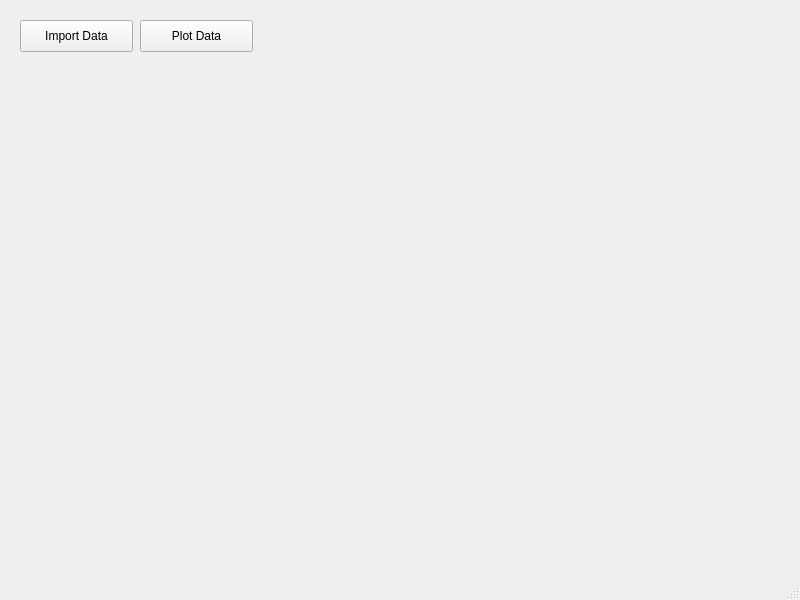
SasView/sasview, file src/sas/qtgui/Utilities/MuMagTool/UI/MuMagUI.ui: the form before one commit.
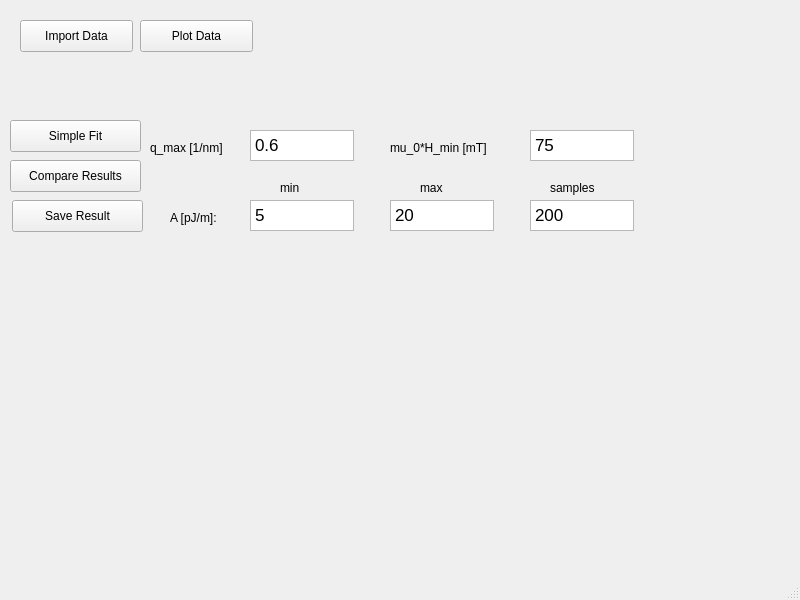
The form after the commit.

Commit message: next update of the UI of MuMag adding buttons and text edit fields, change of button names

Patch:
```diff
--- a/src/sas/qtgui/Utilities/MuMagTool/UI/MuMagUI.ui
+++ b/src/sas/qtgui/Utilities/MuMagTool/UI/MuMagUI.ui
@@ -40,6 +40,208 @@
      <string>Plot Data</string>
     </property>
    </widget>
+   <widget class="QPushButton" name="SimpleFitButton">
+    <property name="geometry">
+     <rect>
+      <x>10</x>
+      <y>120</y>
+      <width>131</width>
+      <height>32</height>
+     </rect>
+    </property>
+    <property name="text">
+     <string>Simple Fit</string>
+    </property>
+   </widget>
+   <widget class="QPushButton" name="CompareResultsButton">
+    <property name="geometry">
+     <rect>
+      <x>10</x>
+      <y>160</y>
+      <width>131</width>
+      <height>32</height>
+     </rect>
+    </property>
+    <property name="text">
+     <string>Compare Results</string>
+    </property>
+   </widget>
+   <widget class="QPushButton" name="SaveResultsButton">
+    <property name="geometry">
+     <rect>
+      <x>12</x>
+      <y>200</y>
+      <width>131</width>
+      <height>32</height>
+     </rect>
+    </property>
+    <property name="text">
+     <string>Save Result</string>
+    </property>
+   </widget>
+   <widget class="QTextEdit" name="qMaxEdit">
+    <property name="geometry">
+     <rect>
+      <x>250</x>
+      <y>130</y>
+      <width>104</width>
+      <height>31</height>
+     </rect>
+    </property>
+    <property name="html">
+     <string>&lt;!DOCTYPE HTML PUBLIC &quot;-//W3C//DTD HTML 4.0//EN&quot; &quot;http://www.w3.org/TR/REC-html40/strict.dtd&quot;&gt;
+&lt;html&gt;&lt;head&gt;&lt;meta name=&quot;qrichtext&quot; content=&quot;1&quot; /&gt;&lt;style type=&quot;text/css&quot;&gt;
+p, li { white-space: pre-wrap; }
+&lt;/style&gt;&lt;/head&gt;&lt;body style=&quot; font-family:'.AppleSystemUIFont'; font-size:13pt; font-weight:400; font-style:normal;&quot;&gt;
+&lt;p style=&quot; margin-top:0px; margin-bottom:0px; margin-left:0px; margin-right:0px; -qt-block-indent:0; text-indent:0px;&quot;&gt;0.6&lt;/p&gt;&lt;/body&gt;&lt;/html&gt;</string>
+    </property>
+   </widget>
+   <widget class="QTextEdit" name="AMaxEdit">
+    <property name="geometry">
+     <rect>
+      <x>390</x>
+      <y>200</y>
+      <width>104</width>
+      <height>31</height>
+     </rect>
+    </property>
+    <property name="html">
+     <string>&lt;!DOCTYPE HTML PUBLIC &quot;-//W3C//DTD HTML 4.0//EN&quot; &quot;http://www.w3.org/TR/REC-html40/strict.dtd&quot;&gt;
+&lt;html&gt;&lt;head&gt;&lt;meta name=&quot;qrichtext&quot; content=&quot;1&quot; /&gt;&lt;style type=&quot;text/css&quot;&gt;
+p, li { white-space: pre-wrap; }
+&lt;/style&gt;&lt;/head&gt;&lt;body style=&quot; font-family:'.AppleSystemUIFont'; font-size:13pt; font-weight:400; font-style:normal;&quot;&gt;
+&lt;p style=&quot; margin-top:0px; margin-bottom:0px; margin-left:0px; margin-right:0px; -qt-block-indent:0; text-indent:0px;&quot;&gt;20&lt;/p&gt;&lt;/body&gt;&lt;/html&gt;</string>
+    </property>
+   </widget>
+   <widget class="QTextEdit" name="AMinEdit">
+    <property name="geometry">
+     <rect>
+      <x>250</x>
+      <y>200</y>
+      <width>104</width>
+      <height>31</height>
+     </rect>
+    </property>
+    <property name="html">
+     <string>&lt;!DOCTYPE HTML PUBLIC &quot;-//W3C//DTD HTML 4.0//EN&quot; &quot;http://www.w3.org/TR/REC-html40/strict.dtd&quot;&gt;
+&lt;html&gt;&lt;head&gt;&lt;meta name=&quot;qrichtext&quot; content=&quot;1&quot; /&gt;&lt;style type=&quot;text/css&quot;&gt;
+p, li { white-space: pre-wrap; }
+&lt;/style&gt;&lt;/head&gt;&lt;body style=&quot; font-family:'.AppleSystemUIFont'; font-size:13pt; font-weight:400; font-style:normal;&quot;&gt;
+&lt;p style=&quot; margin-top:0px; margin-bottom:0px; margin-left:0px; margin-right:0px; -qt-block-indent:0; text-indent:0px;&quot;&gt;5&lt;/p&gt;&lt;/body&gt;&lt;/html&gt;</string>
+    </property>
+   </widget>
+   <widget class="QTextEdit" name="HminEdit">
+    <property name="geometry">
+     <rect>
+      <x>530</x>
+      <y>130</y>
+      <width>104</width>
+      <height>31</height>
+     </rect>
+    </property>
+    <property name="html">
+     <string>&lt;!DOCTYPE HTML PUBLIC &quot;-//W3C//DTD HTML 4.0//EN&quot; &quot;http://www.w3.org/TR/REC-html40/strict.dtd&quot;&gt;
+&lt;html&gt;&lt;head&gt;&lt;meta name=&quot;qrichtext&quot; content=&quot;1&quot; /&gt;&lt;style type=&quot;text/css&quot;&gt;
+p, li { white-space: pre-wrap; }
+&lt;/style&gt;&lt;/head&gt;&lt;body style=&quot; font-family:'.AppleSystemUIFont'; font-size:13pt; font-weight:400; font-style:normal;&quot;&gt;
+&lt;p style=&quot; margin-top:0px; margin-bottom:0px; margin-left:0px; margin-right:0px; -qt-block-indent:0; text-indent:0px;&quot;&gt;75&lt;/p&gt;&lt;/body&gt;&lt;/html&gt;</string>
+    </property>
+   </widget>
+   <widget class="QTextEdit" name="ASamplesEdit">
+    <property name="geometry">
+     <rect>
+      <x>530</x>
+      <y>200</y>
+      <width>104</width>
+      <height>31</height>
+     </rect>
+    </property>
+    <property name="html">
+     <string>&lt;!DOCTYPE HTML PUBLIC &quot;-//W3C//DTD HTML 4.0//EN&quot; &quot;http://www.w3.org/TR/REC-html40/strict.dtd&quot;&gt;
+&lt;html&gt;&lt;head&gt;&lt;meta name=&quot;qrichtext&quot; content=&quot;1&quot; /&gt;&lt;style type=&quot;text/css&quot;&gt;
+p, li { white-space: pre-wrap; }
+&lt;/style&gt;&lt;/head&gt;&lt;body style=&quot; font-family:'.AppleSystemUIFont'; font-size:13pt; font-weight:400; font-style:normal;&quot;&gt;
+&lt;p style=&quot; margin-top:0px; margin-bottom:0px; margin-left:0px; margin-right:0px; -qt-block-indent:0; text-indent:0px;&quot;&gt;200&lt;/p&gt;&lt;/body&gt;&lt;/html&gt;</string>
+    </property>
+   </widget>
+   <widget class="QLabel" name="label">
+    <property name="geometry">
+     <rect>
+      <x>170</x>
+      <y>210</y>
+      <width>60</width>
+      <height>16</height>
+     </rect>
+    </property>
+    <property name="text">
+     <string>A [pJ/m]:</string>
+    </property>
+   </widget>
+   <widget class="QLabel" name="label_2">
+    <property name="geometry">
+     <rect>
+      <x>280</x>
+      <y>180</y>
+      <width>60</width>
+      <height>16</height>
+     </rect>
+    </property>
+    <property name="text">
+     <string>min</string>
+    </property>
+   </widget>
+   <widget class="QLabel" name="label_3">
+    <property name="geometry">
+     <rect>
+      <x>420</x>
+      <y>180</y>
+      <width>60</width>
+      <height>16</height>
+     </rect>
+    </property>
+    <property name="text">
+     <string>max</string>
+    </property>
+   </widget>
+   <widget class="QLabel" name="label_4">
+    <property name="geometry">
+     <rect>
+      <x>550</x>
+      <y>180</y>
+      <width>60</width>
+      <height>16</height>
+     </rect>
+    </property>
+    <property name="text">
+     <string>samples</string>
+    </property>
+   </widget>
+   <widget class="QLabel" name="label_5">
+    <property name="geometry">
+     <rect>
+      <x>150</x>
+      <y>140</y>
+      <width>91</width>
+      <height>16</height>
+     </rect>
+    </property>
+    <property name="text">
+     <string>q_max [1/nm]</string>
+    </property>
+   </widget>
+   <widget class="QLabel" name="label_6">
+    <property name="geometry">
+     <rect>
+      <x>390</x>
+      <y>140</y>
+      <width>121</width>
+      <height>16</height>
+     </rect>
+    </property>
+    <property name="text">
+     <string>mu_0*H_min [mT]</string>
+    </property>
+   </widget>
   </widget>
   <widget class="QMenuBar" name="menubar">
    <property name="geometry">
```
Left out of the diff: 4 changed lines with no effect on the pictures. The commit also changes 1 other file.
